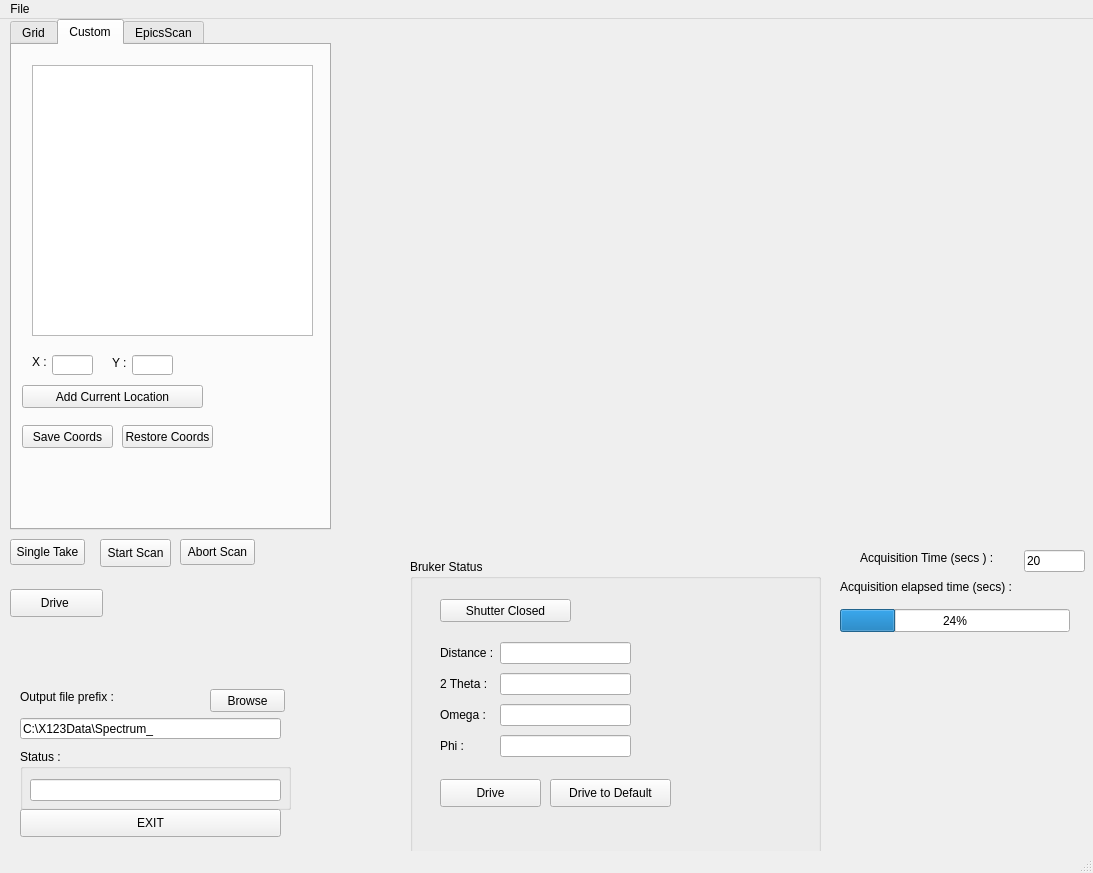
Qt form gridscan_mainwin.ui (hgarbeil/pyAmptek) before a commit.
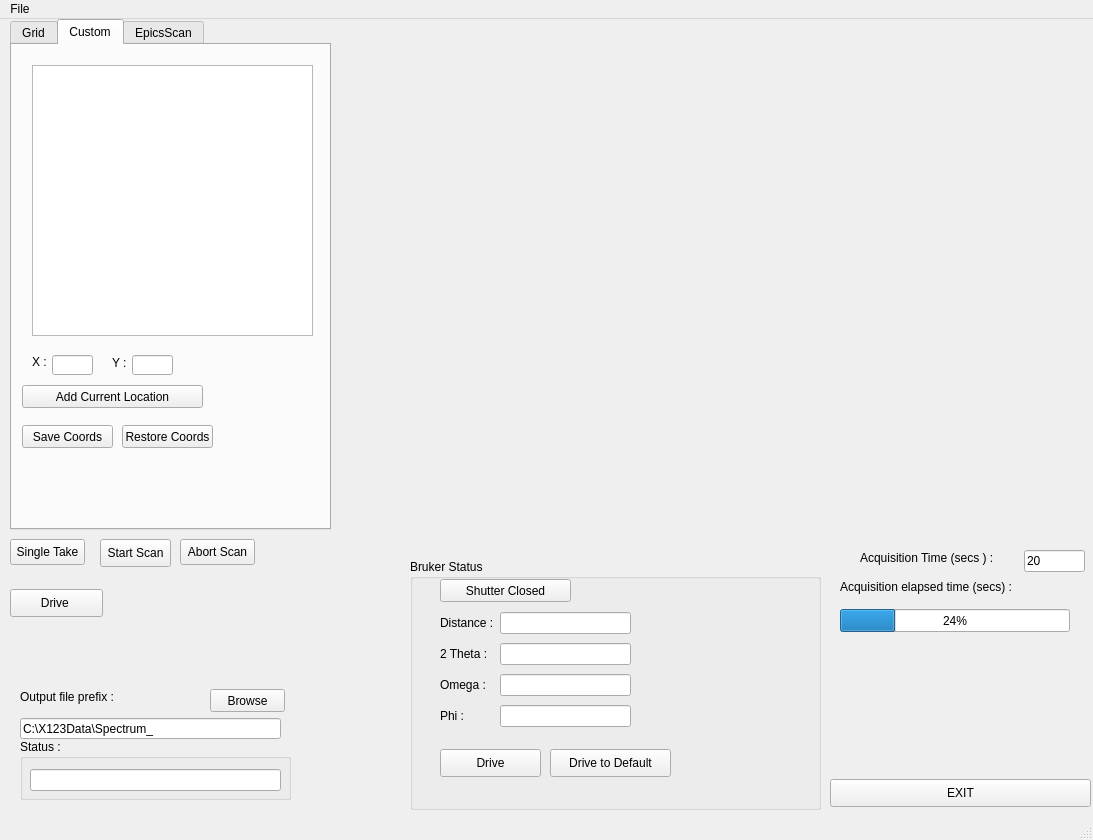
The same form after that commit. Custom widgets are drawn as their Qt base class.

What changed in the file:
```diff
--- a/gridscan_mainwin.ui
+++ b/gridscan_mainwin.ui
@@ -7,7 +7,7 @@
     <x>0</x>
     <y>0</y>
     <width>1093</width>
-    <height>873</height>
+    <height>840</height>
    </rect>
   </property>
   <property name="windowTitle">
@@ -76,7 +76,7 @@
     <property name="geometry">
      <rect>
       <x>20</x>
-      <y>730</y>
+      <y>720</y>
       <width>271</width>
       <height>61</height>
      </rect>
@@ -98,8 +98,8 @@
    <widget class="QPushButton" name="exitButton">
     <property name="geometry">
      <rect>
-      <x>20</x>
-      <y>790</y>
+      <x>830</x>
+      <y>760</y>
       <width>261</width>
       <height>28</height>
      </rect>
@@ -684,7 +684,7 @@
       <x>410</x>
       <y>540</y>
       <width>411</width>
-      <height>311</height>
+      <height>251</height>
      </rect>
     </property>
     <property name="title">
@@ -694,7 +694,7 @@
      <property name="geometry">
       <rect>
        <x>30</x>
-       <y>40</y>
+       <y>20</y>
        <width>131</width>
        <height>23</height>
       </rect>
@@ -707,7 +707,7 @@
      <property name="geometry">
       <rect>
        <x>30</x>
-       <y>80</y>
+       <y>50</y>
        <width>191</width>
        <height>121</height>
       </rect>
@@ -759,7 +759,7 @@
      <property name="geometry">
       <rect>
        <x>30</x>
-       <y>220</y>
+       <y>190</y>
        <width>101</width>
        <height>28</height>
       </rect>
@@ -772,7 +772,7 @@
      <property name="geometry">
       <rect>
        <x>140</x>
-       <y>220</y>
+       <y>190</y>
        <width>121</width>
        <height>28</height>
       </rect>
```
